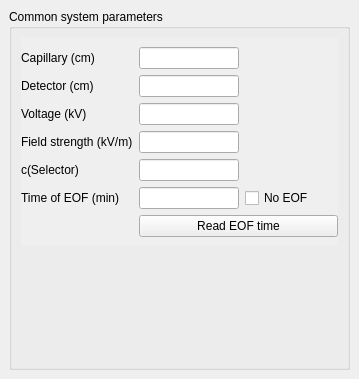
This is main/src/gui/commonparameterswidget.ui in echmet/CEval as Qt 5 draws it before an edit. The edited form follows.
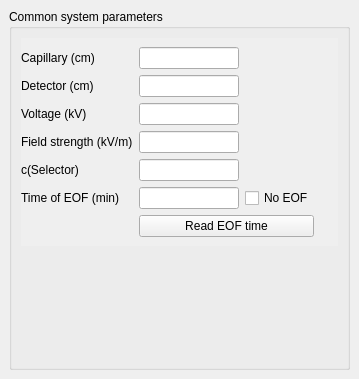
This is the edited form. Custom widgets are drawn as their Qt base class.

Commit message: Do not stretch the "Read EOF time" button unnecessarily

The edit to the form file:
```diff
--- a/main/src/gui/commonparameterswidget.ui
+++ b/main/src/gui/commonparameterswidget.ui
@@ -108,8 +108,8 @@
           <rect>
            <x>0</x>
            <y>0</y>
-           <width>319</width>
-           <height>275</height>
+           <width>322</width>
+           <height>201</height>
           </rect>
          </property>
          <property name="sizePolicy">
@@ -138,6 +138,8 @@
            <number>9</number>
           </property>
           <item>
+           <layout class="QHBoxLayout" name="horizontalLayout">
+            <item>
            <layout class="QGridLayout" name="gridLayout">
             <property name="sizeConstraint">
              <enum>QLayout::SetDefaultConstraint</enum>
@@ -362,6 +364,21 @@
                <string>Read EOF time</string>
               </property>
              </widget>
+              </item>
+             </layout>
+            </item>
+            <item>
+             <spacer name="horizontalSpacer">
+              <property name="orientation">
+               <enum>Qt::Horizontal</enum>
+              </property>
+              <property name="sizeHint" stdset="0">
+               <size>
+                <width>40</width>
+                <height>20</height>
+               </size>
+              </property>
+             </spacer>
             </item>
            </layout>
           </item>
```
Lines whose indentation alone changed are shown as unchanged.
